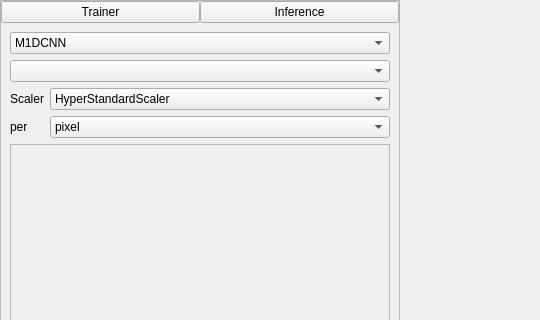
OpenHSL/OpenHSL, file gui/mac_trainer.ui: the form before one commit; both pictures show x 0 to 540 and y 0 to 320 of the 1172 by 843 pixel window.
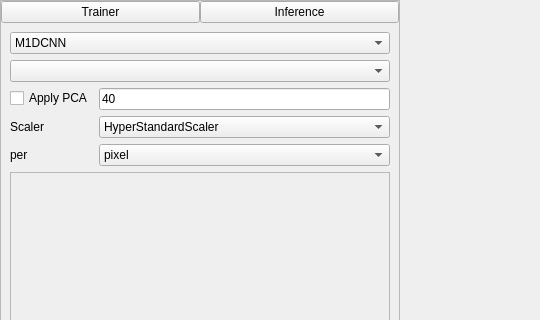
The form after the commit. The open tabs and pages were chosen to show the change. Custom widgets are drawn as their Qt base class.

Commit message: add PCA to inference

Patch:
```diff
--- a/gui/mac_trainer.ui
+++ b/gui/mac_trainer.ui
@@ -174,6 +174,13 @@
                <number>0</number>
               </property>
               <item row="0" column="0">
+               <widget class="QCheckBox" name="pca_inf_check">
+                <property name="text">
+                 <string>Apply PCA</string>
+                </property>
+               </widget>
+              </item>
+              <item row="1" column="0">
                <widget class="QLabel" name="label_12">
                 <property name="text">
                  <string>Scaler</string>
@@ -181,6 +188,27 @@
                </widget>
               </item>
               <item row="1" column="1">
+               <widget class="QComboBox" name="scaler_inf_edit">
+                <item>
+                 <property name="text">
+                  <string>HyperStandardScaler</string>
+                 </property>
+                </item>
+                <item>
+                 <property name="text">
+                  <string>HyperMinMaxScaler</string>
+                 </property>
+                </item>
+               </widget>
+              </item>
+              <item row="3" column="0">
+               <widget class="QLabel" name="label_13">
+                <property name="text">
+                 <string>per</string>
+                </property>
+               </widget>
+              </item>
+              <item row="3" column="1">
                <widget class="QComboBox" name="per_inf_edit">
                 <item>
                  <property name="text">
@@ -194,25 +222,20 @@
                 </item>
                </widget>
               </item>
-              <item row="1" column="0">
-               <widget class="QLabel" name="label_13">
-                <property name="text">
-                 <string>per</string>
-                </property>
-               </widget>
-              </item>
               <item row="0" column="1">
-               <widget class="QComboBox" name="scaler_inf_edit">
-                <item>
-                 <property name="text">
-                  <string>HyperStandardScaler</string>
-                 </property>
-                </item>
-                <item>
-                 <property name="text">
-                  <string>HyperMinMaxScaler</string>
-                 </property>
-                </item>
+               <widget class="QLineEdit" name="edit_inf_pca_value">
+                <property name="text">
+                 <string>40</string>
+                </property>
+                <property name="frame">
+                 <bool>true</bool>
+                </property>
+                <property name="cursorPosition">
+                 <number>2</number>
+                </property>
+                <property name="alignment">
+                 <set>Qt::AlignLeading|Qt::AlignLeft|Qt::AlignVCenter</set>
+                </property>
                </widget>
               </item>
              </layout>
@@ -229,7 +252,7 @@
                 <x>0</x>
                 <y>0</y>
                 <width>372</width>
-                <height>283</height>
+                <height>205</height>
                </rect>
               </property>
               <layout class="QVBoxLayout" name="verticalLayout_13">
```
Left out of the diff: 4 changed lines with no effect on the pictures. The commit also changes 2 other files.
